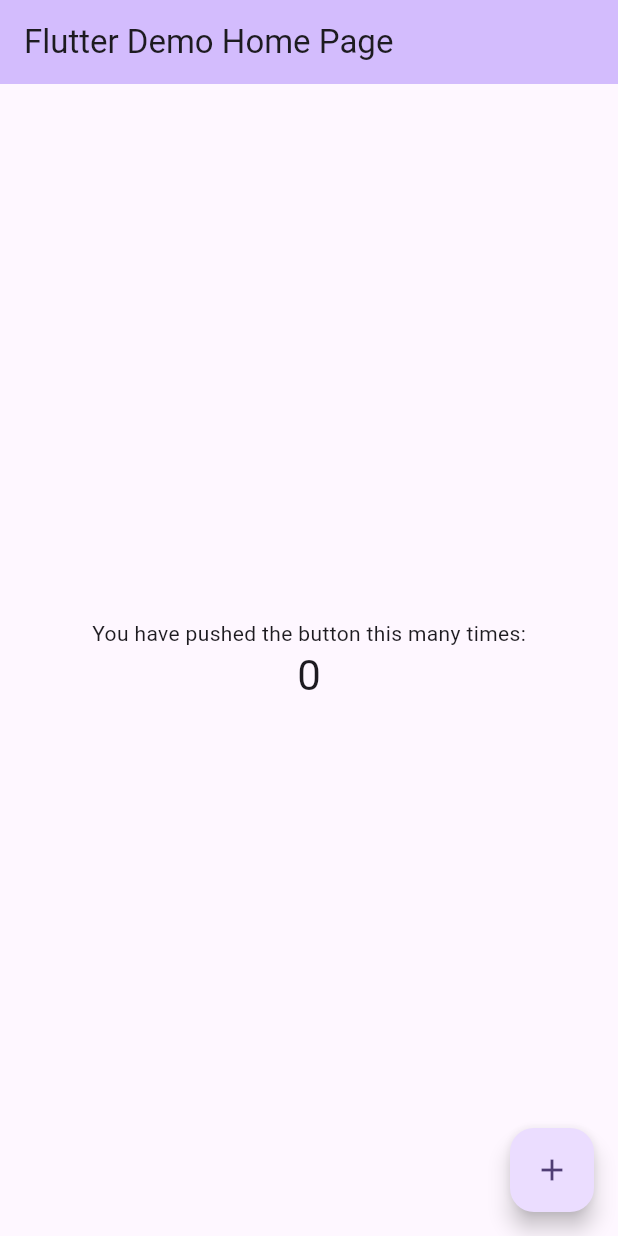
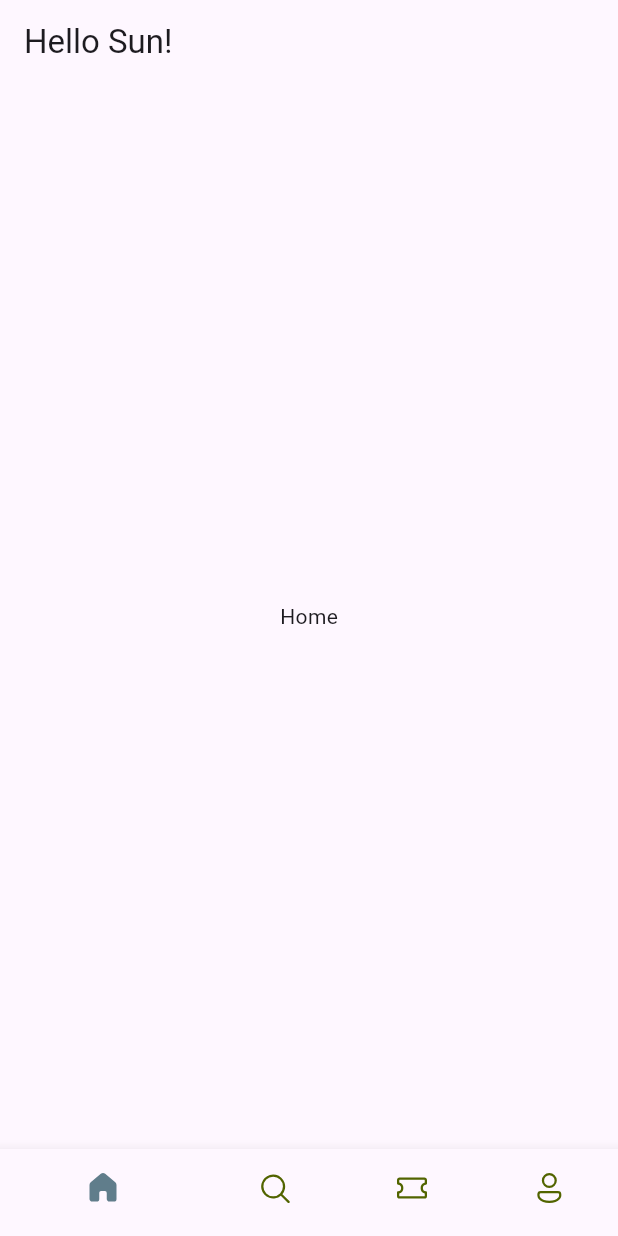
Before and after one commit to ssun-studio/ticket-app, a Flutter app: the screen it shows after launch, on a phone screen of 412 x 824 dp. Run offline on Flutter 3.47's test engine with Material 3 defaults, Android fonts, the phone set to English and light mode, and no system bars; our stand-ins replace fluentui_icons.

```diff
--- /dev/null
+++ b/lib/base/bottom_nav_bar.dart
@@ -0,0 +1,58 @@
+import 'package:fluentui_icons/fluentui_icons.dart';
+import 'package:flutter/cupertino.dart';
+import 'package:flutter/material.dart';
+
+class BottomNavBar extends StatefulWidget {
+  const BottomNavBar({super.key});
+
+  @override
+  State<BottomNavBar> createState() => _BottomNavBarState();
+}
+
+class _BottomNavBarState extends State<BottomNavBar> {
+
+  // List is iterated using index
+  final appScreens = [
+    const Center(child: Text("Home")),
+    const Center(child: Text("Search")),
+    const Center(child: Text("Ticket")),
+    const Center(child: Text("Profile"))
+  ];
+
+  @override
+  Widget build(BuildContext context) {
+    return Scaffold(
+      appBar: AppBar(
+        title: const Text("Hello Sun!"),
+      ),
+      body: appScreens[0],
+      /* List of bottom nav bar items */
+      bottomNavigationBar: BottomNavigationBar(
+        selectedItemColor: Colors.blueGrey,
+        unselectedItemColor: const Color(0xFF526400),
+        showSelectedLabels: false,
+        items: const [
+          BottomNavigationBarItem(
+            icon: Icon(FluentSystemIcons.ic_fluent_home_regular),
+            activeIcon: Icon(FluentSystemIcons.ic_fluent_home_filled),
+            label: "Home",
+          ),
+          BottomNavigationBarItem(
+            icon: Icon(FluentSystemIcons.ic_fluent_search_regular),
+            activeIcon: Icon(FluentSystemIcons.ic_fluent_search_filled),
+            label: "Search",
+          ),
+          BottomNavigationBarItem(
+            icon: Icon(FluentSystemIcons.ic_fluent_ticket_regular),
+            activeIcon: Icon(FluentSystemIcons.ic_fluent_ticket_filled),
+            label: "Ticket",
+          ),
+          BottomNavigationBarItem(
+            icon: Icon(FluentSystemIcons.ic_fluent_person_regular),
+            activeIcon: Icon(FluentSystemIcons.ic_fluent_person_filled),
+            label: "Profile",
+          ),
+        ],
+    ));
+  }
+}
--- a/lib/main.dart
+++ b/lib/main.dart
@@ -1,4 +1,5 @@
 import 'package:flutter/material.dart';
+import 'package:ticket_app/base/bottom_nav_bar.dart';
 
 void main() {
   runApp(const MyApp());
@@ -7,119 +8,11 @@ void main() {
 class MyApp extends StatelessWidget {
   const MyApp({super.key});
 
-  // This widget is the root of your application.
   @override
   Widget build(BuildContext context) {
-    return MaterialApp(
-      title: 'Flutter Demo',
-      theme: ThemeData(
-        // This is the theme of your application.
-        //
-        // TRY THIS: Try running your application with "flutter run". You'll see
-        // the application has a purple toolbar. Then, without quitting the app,
-        // try changing the seedColor in the colorScheme below to Colors.green
-        // and then invoke "hot reload" (save your changes or press the "hot
-        // reload" button in a Flutter-supported IDE, or press "r" if you used
-        // the command line to start the app).
-        //
-        // Notice that the counter didn't reset back to zero; the application
-        // state is not lost during the reload. To reset the state, use hot
-        // restart instead.
-        //
-        // This works for code too, not just values: Most code changes can be
-        // tested with just a hot reload.
-        colorScheme: ColorScheme.fromSeed(seedColor: Colors.deepPurple),
-        useMaterial3: true,
-      ),
-      home: const MyHomePage(title: 'Flutter Demo Home Page'),
+    return const MaterialApp(
+      /* Add a bottom nav bar with four icons */
+      home: BottomNavBar(),
     );
   }
 }
-
-class MyHomePage extends StatefulWidget {
-  const MyHomePage({super.key, required this.title});
-
-  // This widget is the home page of your application. It is stateful, meaning
-  // that it has a State object (defined below) that contains fields that affect
-  // how it looks.
-
-  // This class is the configuration for the state. It holds the values (in this
-  // case the title) provided by the parent (in this case the App widget) and
-  // used by the build method of the State. Fields in a Widget subclass are
-  // always marked "final".
-
-  final String title;
-
-  @override
-  State<MyHomePage> createState() => _MyHomePageState();
-}
-
-class _MyHomePageState extends State<MyHomePage> {
-  int _counter = 0;
-
-  void _incrementCounter() {
-    setState(() {
-      // This call to setState tells the Flutter framework that something has
-      // changed in this State, which causes it to rerun the build method below
-      // so that the display can reflect the updated values. If we changed
-      // _counter without calling setState(), then the build method would not be
-      // called again, and so nothing would appear to happen.
-      _counter++;
-    });
-  }
-
-  @override
-  Widget build(BuildContext context) {
-    // This method is rerun every time setState is called, for instance as done
-    // by the _incrementCounter method above.
-    //
-    // The Flutter framework has been optimized to make rerunning build methods
-    // fast, so that you can just rebuild anything that needs updating rather
-    // than having to individually change instances of widgets.
-    return Scaffold(
-      appBar: AppBar(
-        // TRY THIS: Try changing the color here to a specific color (to
-        // Colors.amber, perhaps?) and trigger a hot reload to see the AppBar
-        // change color while the other colors stay the same.
-        backgroundColor: Theme.of(context).colorScheme.inversePrimary,
-        // Here we take the value from the MyHomePage object that was created by
-        // the App.build method, and use it to set our appbar title.
-        title: Text(widget.title),
-      ),
-      body: Center(
-        // Center is a layout widget. It takes a single child and positions it
-        // in the middle of the parent.
-        child: Column(
-          // Column is also a layout widget. It takes a list of children and
-          // arranges them vertically. By default, it sizes itself to fit its
-          // children horizontally, and tries to be as tall as its parent.
-          //
-          // Column has various properties to control how it sizes itself and
-          // how it positions its children. Here we use mainAxisAlignment to
-          // center the children vertically; the main axis here is the vertical
-          // axis because Columns are vertical (the cross axis would be
-          // horizontal).
-          //
-          // TRY THIS: Invoke "debug painting" (choose the "Toggle Debug Paint"
-          // action in the IDE, or press "p" in the console), to see the
-          // wireframe for each widget.
-          mainAxisAlignment: MainAxisAlignment.center,
-          children: <Widget>[
-            const Text(
-              'You have pushed the button this many times:',
-            ),
-            Text(
-              '$_counter',
-              style: Theme.of(context).textTheme.headlineMedium,
-            ),
-          ],
-        ),
-      ),
-      floatingActionButton: FloatingActionButton(
-        onPressed: _incrementCounter,
-        tooltip: 'Increment',
-        child: const Icon(Icons.add),
-      ), // This trailing comma makes auto-formatting nicer for build methods.
-    );
-  }
-}
--- a/pubspec.yaml
+++ b/pubspec.yaml
@@ -35,6 +35,7 @@ dependencies:
   # The following adds the Cupertino Icons font to your application.
   # Use with the CupertinoIcons class for iOS style icons.
   cupertino_icons: ^1.0.6
+  fluentui_icons: ^1.0.0
 
 dev_dependencies:
   flutter_test:
```
Also changed, not shown: pubspec.lock.
